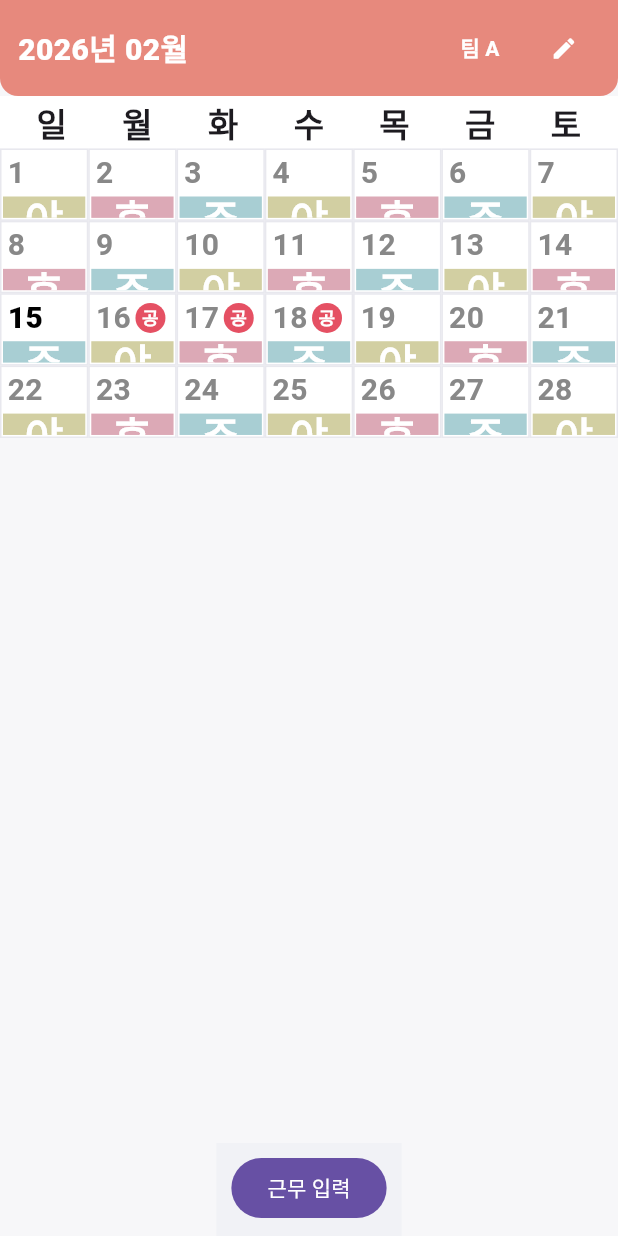
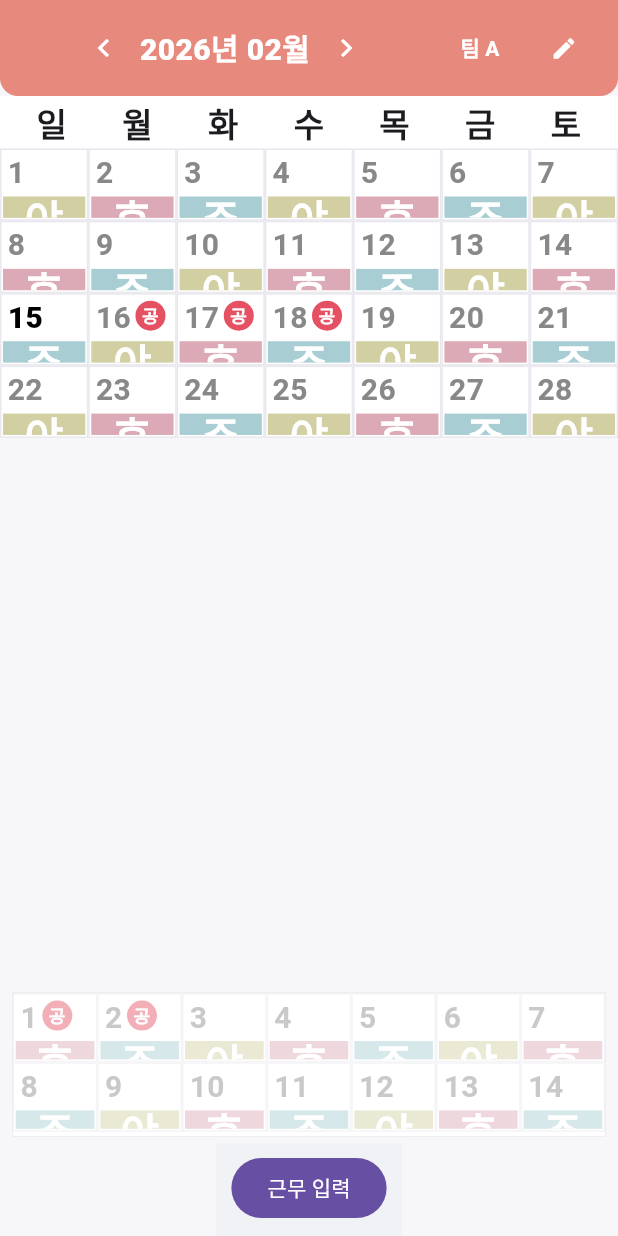
Before and after one commit to seunghooda-dev/Shift_master, a Flutter app: the screen it shows after launch, on a phone screen of 412 x 824 dp. Run offline on Flutter 3.47's test engine with Material 3 defaults, Android fonts, the phone set to English and light mode, and no system bars; our stand-ins replace firebase_core, shared_preferences; accounts and stored records are empty; Roboto replaces fonts that are missing (Pretendard).

```diff
--- a/lib/main.dart
+++ b/lib/main.dart
@@ -12,6 +12,16 @@ Future<void> main() async {
 
 enum ShiftType { day, evening, night, off }
 enum Team { a, b }
+
+class _ShiftMasterTheme {
+  static const Color appBackground = Color(0xFFF7F7F9);
+  static const Color headerBackground = Color(0xFFE7897D);
+  static const Color toolbarBackground = Color(0xFFF1F2F6);
+  static const Color sheetBackground = Color(0xFFF6FBFF);
+  static const Color errorBannerBackground = Color(0xFFFFF1F0);
+  static const Color errorBannerForeground = Color(0xFFD92F2F);
+  static const Color dayCellBorder = Color(0xFFE8E8EE);
+}
 
 class ShiftEntry {
   final ShiftType type;
@@ -55,27 +65,49 @@ class ShiftController extends ChangeNotifier {
   Future<void> loadSettings() async {
     final prefs = await SharedPreferences.getInstance();
     final savedTeam = prefs.getString('selected_team');
-    if (savedTeam != null) _currentTeam = Team.values.byName(savedTeam);
+    _currentTeam = _parseTeam(savedTeam) ?? _currentTeam;
     _teamAName = prefs.getString('team_a_name') ?? 'A';
     _teamBName = prefs.getString('team_b_name') ?? 'B';
 
     final savedManual = prefs.getString('manual_shifts');
     if (savedManual != null) {
-      final decoded = jsonDecode(savedManual) as Map<String, dynamic>;
+      try {
+        final raw = jsonDecode(savedManual);
+        if (raw is Map) {
           _manualEntries.clear();
-      decoded.forEach((k, v) {
+          raw.forEach((k, v) {
+            if (k is! String) return;
             if (v is String) {
-          _manualEntries[k] = ShiftEntry(type: ShiftType.values.byName(v));
+              final type = ShiftType.values.where((t) => t.name == v).firstOrNull;
+              if (type != null) {
+                _manualEntries[k] = ShiftEntry(type: type);
+              }
             } else if (v is Map<String, dynamic>) {
+              final type = ShiftType.values.where((t) => t.name == (v['type'] ?? 'off')).firstOrNull;
+              if (type == null) return;
               _manualEntries[k] = ShiftEntry(
-            type: ShiftType.values.byName((v['type'] ?? 'off') as String),
+                type: type,
                 startTime: _parseTime(v['start'] as String?),
                 endTime: _parseTime(v['end'] as String?),
               );
             }
           });
         }
+      } catch (e, st) {
+        debugPrint('Failed to load manual shifts: $e');
+        debugPrint(st.toString());
+      }
+    }
     notifyListeners();
+  }
+
+  Team? _parseTeam(String? value) {
+    if (value == null) return null;
+    try {
+      return Team.values.byName(value);
+    } catch (_) {
+      return null;
+    }
   }
 
   Future<void> toggleTeam() async {
@@ -96,9 +128,16 @@ class ShiftController extends ChangeNotifier {
 
   TimeOfDay? _parseTime(String? raw) {
     if (raw == null) return null;
+    try {
       final parts = raw.split(':');
       if (parts.length != 2) return null;
-    return TimeOfDay(hour: int.parse(parts[0]), minute: int.parse(parts[1]));
+      final hour = int.parse(parts[0]);
+      final minute = int.parse(parts[1]);
+      if (hour < 0 || hour > 23 || minute < 0 || minute > 59) return null;
+      return TimeOfDay(hour: hour, minute: minute);
+    } catch (_) {
+      return null;
+    }
   }
 
   String? _formatTime(TimeOfDay? t) {
@@ -164,7 +203,7 @@ class ShiftMasterApp extends StatelessWidget {
   Widget build(BuildContext context) {
     return MaterialApp(
       debugShowCheckedModeBanner: false,
-      theme: ThemeData(useMaterial3: true, fontFamily: 'Pretendard'),
+      theme: ThemeData(useMaterial3: true),
       home: const DashboardScreen(),
     );
   }
@@ -179,12 +218,25 @@ class DashboardScreen extends StatefulWidget {
 
 class _DashboardScreenState extends State<DashboardScreen> {
   late final ShiftController _controller;
+  late DateTime _displayMonth;
   static const List<String> _imageExtensions = <String>['.png', '.jpg', '.jpeg', '.webp', '.bmp'];
+  static const double _dayFontSize = 20;
+  static const double _dayCellAspectRatio = 1.22;
+  static const double _holidayDotOffsetY = 3;
+  static const double _holidayNameOffsetY = 5;
+  static const List<String> _holidayFontFallback = [
+    'Malgun Gothic',
+    'Apple SD Gothic Neo',
+    'Noto Sans KR',
+    'sans-serif',
+  ];
 
   @override
   void initState() {
     super.initState();
     _controller = ShiftController()..loadSettings();
+    final now = DateTime.now();
+    _displayMonth = DateTime(now.year, now.month, 1);
   }
 
   @override
@@ -257,6 +309,147 @@ class _DashboardScreenState extends State<DashboardScreen> {
     return kr2026[key];
   }
 
+  Widget _buildMonthCell(BuildContext context, DateTime? d, DateTime today, {required bool enableInteraction}) {
+    if (d == null) {
+      return Container(decoration: BoxDecoration(border: Border.all(color: _ShiftMasterTheme.dayCellBorder)));
+    }
+
+    final isToday = DateTime(d.year, d.month, d.day) == today;
+    final entry = _controller.getEntryForDate(d);
+    final holiday = _koreanHoliday(d);
+    final holidayDot = Container(
+      width: 20,
+      height: 20,
+      decoration: const BoxDecoration(
+        color: Color(0xFFE55063),
+        shape: BoxShape.circle,
+      ),
+      alignment: Alignment.center,
+      child: const Text(
+        '\uacf5',
+        style: TextStyle(
+          color: Colors.white,
+          fontSize: 12,
+          fontWeight: FontWeight.w800,
+          height: 1,
+          fontFamilyFallback: _holidayFontFallback,
+        ),
+        textAlign: TextAlign.center,
+      ),
+    );
+    final holidayNameText = Text(
+      holiday ?? '',
+      maxLines: 1,
+      overflow: TextOverflow.ellipsis,
+      style: const TextStyle(
+        color: Color(0xFFD93E53),
+        fontSize: 16,
+        fontWeight: FontWeight.w800,
+        height: 1,
+        fontFamilyFallback: _holidayFontFallback,
+      ),
+    );
+
+    return InkWell(
+      onTap: enableInteraction ? () => _showAddShiftSheet(context, initialDate: d) : null,
+      child: Container(
+      decoration: BoxDecoration(
+          border: Border.all(color: _ShiftMasterTheme.dayCellBorder),
+          color: Colors.white,
+        ),
+        child: Column(
+          crossAxisAlignment: CrossAxisAlignment.start,
+          children: [
+            Padding(
+              padding: const EdgeInsets.fromLTRB(4, 1, 2, 1),
+              child: Row(
+                crossAxisAlignment: CrossAxisAlignment.start,
+                children: [
+                  Text(
+                    '${d.day}',
+                    style: TextStyle(
+                      fontSize: _dayFontSize,
+                      color: isToday ? Colors.black : const Color(0xFF888888),
+                      fontWeight: isToday ? FontWeight.w800 : FontWeight.w600,
+                    ),
+                  ),
+                  if (holiday != null) const SizedBox(width: 3),
+                  if (holiday != null)
+                    Transform.translate(
+                      offset: const Offset(0, _holidayDotOffsetY),
+                      child: holidayDot,
+                    ),
+                  if (holiday != null) const SizedBox(width: 3),
+                  if (holiday != null)
+                    Expanded(
+                      child: Transform.translate(
+                        offset: const Offset(0, _holidayNameOffsetY),
+                        child: Align(
+                          alignment: Alignment.topLeft,
+                          child: holidayNameText,
+                        ),
+                      ),
+                    ),
+                ],
+              ),
+            ),
+            Expanded(
+              child: Container(
+                width: double.infinity,
+                margin: const EdgeInsets.fromLTRB(1, 0, 1, 1),
+                color: _fillColor(entry.type),
+                child: Center(
+                  child: Text(
+                    _symbol(entry.type),
+                    style: const TextStyle(color: Colors.white, fontSize: 28, fontWeight: FontWeight.w800, height: 1),
+                  ),
+                ),
+              ),
+            ),
+          ],
+        ),
+      ),
+    );
+  }
+
+  Widget _buildMonthGrid(List<DateTime?> cells, DateTime today, {required bool enableInteraction, required bool faded}) {
+    final grid = GridView.builder(
+      padding: EdgeInsets.zero,
+      physics: const NeverScrollableScrollPhysics(),
+      itemCount: cells.length,
+      gridDelegate: const SliverGridDelegateWithFixedCrossAxisCount(
+        crossAxisCount: 7,
+        mainAxisSpacing: 0,
+        crossAxisSpacing: 0,
+        childAspectRatio: _dayCellAspectRatio,
+      ),
+      itemBuilder: (context, i) => _buildMonthCell(context, cells[i], today, enableInteraction: enableInteraction),
+    );
+
+    if (!faded) return grid;
+
+    return Opacity(
+      opacity: 0.45,
+      child: IgnorePointer(
+        ignoring: !enableInteraction,
+        child: grid,
+      ),
+    );
+  }
+
+  DateTime _monthFromOffset(int offset) {
+    final baseIndex = _displayMonth.year * 12 + (_displayMonth.month - 1) + offset;
+    final year = baseIndex ~/ 12;
+    final month = (baseIndex % 12) + 1;
+    return DateTime(year, month, 1);
+  }
+
+  void _shiftMonth(int offset) {
+    setState(() {
+      _displayMonth = _monthFromOffset(offset);
+    });
+  }
+
   @override
   Widget build(BuildContext context) {
     return AnimatedBuilder(
@@ -264,11 +457,14 @@ class _DashboardScreenState extends State<DashboardScreen> {
       builder: (context, _) {
         final now = DateTime.now();
         final today = DateTime(now.year, now.month, now.day);
-        final cells = _monthCells(now);
+        final displayMonth = DateTime(_displayMonth.year, _displayMonth.month, 1);
+        final cells = _monthCells(displayMonth);
+        final nextMonthCells = _monthCells(_monthFromOffset(1)).take(14).toList();
         const week = ['\uc77c', '\uc6d4', '\ud654', '\uc218', '\ubaa9', '\uae08', '\ud1a0'];
+        final nextMonthPreviewHeight = (MediaQuery.of(context).size.width / 7) / _dayCellAspectRatio * 2;
 
         return Scaffold(
-          backgroundColor: const Color(0xFFF7F7F9),
+          backgroundColor: _ShiftMasterTheme.appBackground,
           body: SafeArea(
             child: Column(
               children: [
@@ -276,16 +472,34 @@ class _DashboardScreenState extends State<DashboardScreen> {
                   width: double.infinity,
                   padding: const EdgeInsets.fromLTRB(12, 8, 12, 8),
                   decoration: const BoxDecoration(
-                    color: Color(0xFFE7897D),
+                    color: _ShiftMasterTheme.headerBackground,
                     borderRadius: BorderRadius.vertical(bottom: Radius.circular(12)),
                   ),
                   child: Row(
                     children: [
+                      Expanded(
+                        child: Center(
+                          child: Row(
+                            mainAxisSize: MainAxisSize.min,
+                            children: [
+                              IconButton(
+                                onPressed: () => _shiftMonth(-1),
+                                icon: const Icon(Icons.chevron_left, color: Colors.white),
+                                tooltip: '이전 월',
+                              ),
                               Text(
-                        '${now.year}\ub144 ${now.month.toString().padLeft(2, '0')}\uc6d4',
+                                '${displayMonth.year}\ub144 ${displayMonth.month.toString().padLeft(2, '0')}\uc6d4',
                                 style: const TextStyle(color: Colors.white, fontSize: 20, fontWeight: FontWeight.w800),
                               ),
-                      const Spacer(),
+                              IconButton(
+                                onPressed: () => _shiftMonth(1),
+                                icon: const Icon(Icons.chevron_right, color: Colors.white),
+                                tooltip: '다음 월',
+                              ),
+                            ],
+                          ),
+                        ),
+                      ),
                       GestureDetector(
                         onLongPress: () => _showTeamNameDialog(context),
                         child: Row(
@@ -318,106 +532,29 @@ class _DashboardScreenState extends State<DashboardScreen> {
                   ),
                 ),
                 Expanded(
-                  child: GridView.builder(
-                    padding: EdgeInsets.zero,
-                    physics: const NeverScrollableScrollPhysics(),
-                    itemCount: cells.length,
-                    gridDelegate: const SliverGridDelegateWithFixedCrossAxisCount(
-                      crossAxisCount: 7,
-                      mainAxisSpacing: 0,
-                      crossAxisSpacing: 0,
-                      childAspectRatio: 1.22,
-                    ),
-                    itemBuilder: (context, i) {
-                      final d = cells[i];
-                      if (d == null) {
-                        return Container(decoration: BoxDecoration(border: Border.all(color: const Color(0xFFE8E8EE))));
-                      }
-                      final isToday = DateTime(d.year, d.month, d.day) == today;
-                      final entry = _controller.getEntryForDate(d);
-                      final holiday = _koreanHoliday(d);
-                      return InkWell(
-                        onTap: () => _showAddShiftSheet(context, initialDate: d),
-                        child: Container(
-                          decoration: BoxDecoration(
-                            border: Border.all(color: const Color(0xFFE8E8EE)),
-                            color: Colors.white,
-                          ),
-                          child: Column(
-                            crossAxisAlignment: CrossAxisAlignment.start,
-                            children: [
-                              Padding(
-                                padding: const EdgeInsets.fromLTRB(4, 1, 2, 1),
-                                child: Row(
-                                  children: [
-                                    Text(
-                                      '${d.day}',
-                                      style: TextStyle(
-                                        fontSize: 20,
-                                        color: isToday ? Colors.black : const Color(0xFF888888),
-                                        fontWeight: isToday ? FontWeight.w800 : FontWeight.w600,
-                                      ),
-                                    ),
-                                    if (holiday != null) const SizedBox(width: 3),
-                                    if (holiday != null)
-                                      Container(
-                                        width: 20,
-                                        height: 20,
-                                        decoration: const BoxDecoration(
-                                          color: Color(0xFFE55063),
-                                          shape: BoxShape.circle,
-                                        ),
-                                        alignment: Alignment.center,
-                                        child: const Text(
-                                          '\uacf5',
-                                          style: TextStyle(
-                                            color: Colors.white,
-                                            fontSize: 12,
-                                            fontWeight: FontWeight.w800,
-                                            height: 1,
-                                          ),
-                                          textAlign: TextAlign.center,
-                                        ),
-                                      ),
-                                    if (holiday != null) const SizedBox(width: 3),
-                                    if (holiday != null)
-                                      Expanded(
-                                        child: Text(
-                                          holiday,
-                                          overflow: TextOverflow.ellipsis,
-                                          style: const TextStyle(
-                                            color: Color(0xFFD93E53),
-                                            fontSize: 20,
-                                            fontWeight: FontWeight.w800,
-                                            height: 1,
-                                          ),
-                                        ),
-                                      ),
-                                  ],
-                                ),
-                              ),
-                              Expanded(
-                                child: Container(
-                                  width: double.infinity,
-                                  margin: const EdgeInsets.fromLTRB(1, 0, 1, 1),
-                                  color: _fillColor(entry.type),
-                                  child: Center(
-                                    child: Text(
-                                      _symbol(entry.type),
-                                      style: const TextStyle(color: Colors.white, fontSize: 28, fontWeight: FontWeight.w800, height: 1),
-                                    ),
-                                  ),
-                                ),
-                              ),
-                            ],
-                          ),
-                        ),
-                      );
-                    },
+                  child: _buildMonthGrid(
+                    cells,
+                    today,
+                    enableInteraction: true,
+                    faded: false,
                   ),
                 ),
                 Container(
-                  color: const Color(0xFFF1F2F6),
+                  margin: const EdgeInsets.fromLTRB(8, 6, 8, 4),
+                  height: nextMonthPreviewHeight,
+                  decoration: BoxDecoration(
+                    color: Colors.white,
+                    border: Border.all(color: _ShiftMasterTheme.dayCellBorder, width: 0.5),
+                  ),
+                  child: _buildMonthGrid(
+                    nextMonthCells,
+                    today,
+                    enableInteraction: false,
+                    faded: true,
+                  ),
+                ),
+                Container(
+                  color: _ShiftMasterTheme.toolbarBackground,
                   padding: const EdgeInsets.fromLTRB(10, 6, 10, 8),
                   child: FilledButton(
                     onPressed: () => _showAddShiftSheet(context),
@@ -460,6 +597,46 @@ class _DashboardScreenState extends State<DashboardScreen> {
     }
   }
 
+  void _showSnackBar(BuildContext context, String message, {bool isError = false}) {
+    if (!context.mounted) return;
+    final messenger = ScaffoldMessenger.of(context);
+    messenger.clearSnackBars();
+    messenger.showSnackBar(
+      SnackBar(
+        content: Text(message),
+        backgroundColor: isError ? _ShiftMasterTheme.errorBannerBackground : null,
+        contentTextStyle: isError
+            ? const TextStyle(color: _ShiftMasterTheme.errorBannerForeground, fontWeight: FontWeight.w700)
+            : null,
+      ),
+    );
+  }
+
+  bool _isShiftTimeValid(ShiftType type, TimeOfDay? start, TimeOfDay? end) {
+    if (type == ShiftType.off) return true;
+    if (start == null || end == null) return false;
+    if (type == ShiftType.night) return true;
+    final startMinutes = start.hour * 60 + start.minute;
+    final endMinutes = end.hour * 60 + end.minute;
+    return endMinutes > startMinutes;
+  }
+
+  ShiftEntry _normalizeShiftForSave(ShiftEntry entry) {
+    if (entry.type == ShiftType.off) return const ShiftEntry(type: ShiftType.off);
+    final base = _controller.defaultEntryForType(entry.type);
+    return entry.copyWith(
+      startTime: entry.startTime ?? base.startTime,
+      endTime: entry.endTime ?? base.endTime,
+    );
+  }
+
+  bool _canOpenDesktopImage() {
+    return !kIsWeb &&
+        (defaultTargetPlatform == TargetPlatform.windows ||
+            defaultTargetPlatform == TargetPlatform.macOS ||
+            defaultTargetPlatform == TargetPlatform.linux);
+  }
+
   Future<void> _showTeamNameDialog(BuildContext context) async {
     final aController = TextEditingController(text: _controller.teamAName);
     final bController = TextEditingController(text: _controller.teamBName);
@@ -489,7 +666,17 @@ class _DashboardScreenState extends State<DashboardScreen> {
             ),
             FilledButton(
               onPressed: () async {
-                await _controller.setTeamNames(aController.text, bController.text);
+                final teamA = aController.text.trim();
+                final teamB = bController.text.trim();
+                if (teamA.isEmpty || teamB.isEmpty) {
+                  _showSnackBar(context, '팀 이름은 비어 있을 수 없습니다.', isError: true);
+                  return;
+                }
+                if (teamA == teamB) {
+                  _showSnackBar(context, '두 팀 이름이 동일합니다. 다르게 입력하세요.', isError: true);
+                  return;
+                }
+                await _controller.setTeamNames(teamA, teamB);
                 if (context.mounted) Navigator.pop(context);
               },
               child: const Text('\uc800\uc7a5'),
@@ -501,22 +688,23 @@ class _DashboardScreenState extends State<DashboardScreen> {
   }
 
   String? _findDesktopImagePath(String baseName) {
+    if (!_canOpenDesktopImage()) return null;
+    try {
       return findDesktopImagePath(baseName, _imageExtensions);
+    } catch (_) {
+      return null;
+    }
   }
 
   Future<void> _openDesktopImage(BuildContext context, String baseName) async {
-    if (kIsWeb) {
-      ScaffoldMessenger.of(context).showSnackBar(
-        const SnackBar(content: Text('웹에서는 바탕화면 파일 열기를 지원하지 않습니다.')),
-      );
+    if (!_canOpenDesktopImage()) {
+      _showSnackBar(context, '바탕화면 이미지 열기는 웹/모바일에서는 지원되지 않습니다.', isError: true);
       return;
     }
 
     final path = _findDesktopImagePath(baseName);
     if (path == null) {
-      ScaffoldMessenger.of(context).showSnackBar(
-        SnackBar(content: Text('바탕화면에 $baseName.(png/jpg/jpeg/webp/bmp) 파일이 없습니다.')),
-      );
+      _showSnackBar(context, '바탕화면에 $baseName.(png/jpg/jpeg/webp/bmp) 파일이 없습니다.', isError: true);
       return;
     }
 
@@ -527,9 +715,7 @@ class _DashboardScreenState extends State<DashboardScreen> {
 
     if (!context.mounted) return;
     if (!opened) {
-      ScaffoldMessenger.of(context).showSnackBar(
-        SnackBar(content: Text('$baseName 파일을 열지 못했습니다.')),
-      );
+      _showSnackBar(context, '$baseName 파일을 열지 못했습니다.', isError: true);
     }
   }
 
@@ -545,7 +731,7 @@ class _DashboardScreenState extends State<DashboardScreen> {
         return Container(
           padding: EdgeInsets.fromLTRB(18, 14, 18, 14 + MediaQuery.of(context).viewInsets.bottom),
           decoration: const BoxDecoration(
-            color: Color(0xFFF6FBFF),
+            color: _ShiftMasterTheme.sheetBackground,
             borderRadius: BorderRadius.vertical(top: Radius.circular(18)),
           ),
           child: StatefulBuilder(
@@ -644,12 +830,18 @@ class _DashboardScreenState extends State<DashboardScreen> {
                       Expanded(
                         child: FilledButton(
                           onPressed: () async {
-                            await _controller.setManualEntry(selectedDate, selected);
+                            final normalized = _normalizeShiftForSave(selected);
+                            if (!_isShiftTimeValid(normalized.type, normalized.startTime, normalized.endTime)) {
+                              _showSnackBar(context, '종료 시간이 시작 시간보다 빠릅니다.', isError: true);
+                              return;
+                            }
+                            await _controller.setManualEntry(selectedDate, normalized);
                             if (!context.mounted) return;
                             setModal(() {
                               selectedDate = selectedDate.add(const Duration(days: 1));
                               selected = _controller.getEntryForDate(selectedDate);
                             });
+                            _showSnackBar(context, '저장되었습니다.');
                           },
                           child: const Text('\uc800\uc7a5 + \ub2e4\uc74c'),
                         ),
```
Also changed, not shown: 2 other files. Lines whose indentation alone changed are shown as unchanged.
